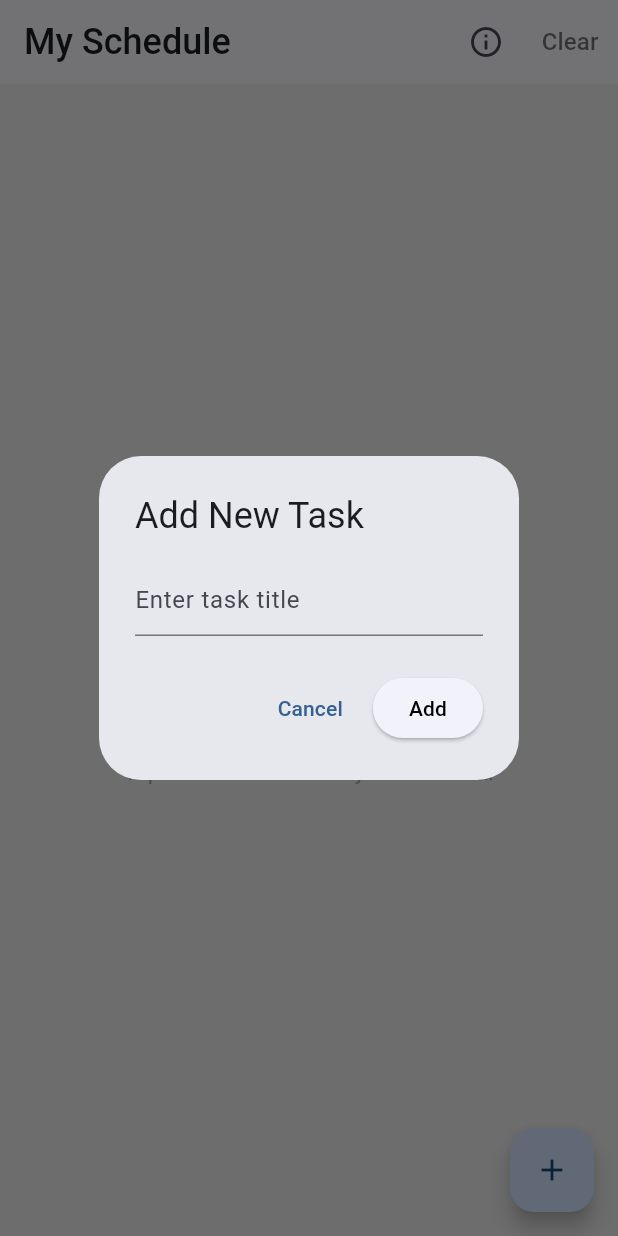
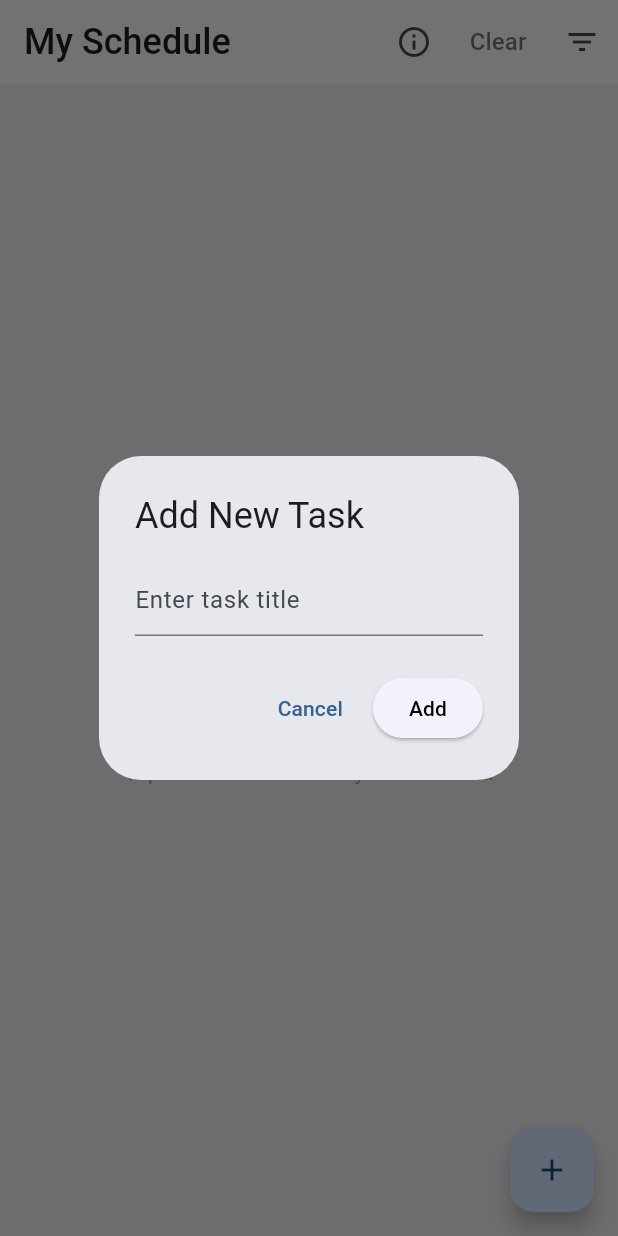
Before and after one commit to ogunkapc/Todoly, a Flutter app: the screen it shows after launch, after a tap on the "add" icon, on a phone screen of 412 x 824 dp. Run offline on Flutter 3.47's test engine with Material 3 defaults, Android fonts, the light colour scheme and no system bars; our stand-ins replace flutter_riverpod, hive, hive_flutter; accounts and stored records are empty.

Commit message:
Add splash screen and implement task filtering and sorting functionality

```diff
--- a/lib/main.dart
+++ b/lib/main.dart
@@ -2,7 +2,7 @@ import 'package:flutter/material.dart';
 import 'package:flutter_riverpod/flutter_riverpod.dart';
 import 'package:hive_flutter/hive_flutter.dart';
 import 'package:todoly/model/task_model.dart';
-import 'package:todoly/screens/home_screen.dart';
+import 'package:todoly/screens/splash_screen.dart';
 
 void main() async {
   WidgetsFlutterBinding.ensureInitialized();
@@ -30,7 +30,7 @@ class Todoly extends StatelessWidget {
         useMaterial3: true,
       ),
       debugShowCheckedModeBanner: false,
-      home: const HomeSreen(),
+      home: const SplashScreen(),
     );
   }
 }
--- /dev/null
+++ b/lib/screens/splash_screen.dart
@@ -0,0 +1,50 @@
+import 'package:flutter/material.dart';
+import 'package:todoly/screens/home_screen.dart';
+
+class SplashScreen extends StatefulWidget {
+  const SplashScreen({super.key});
+
+  @override
+  State<SplashScreen> createState() => _SplashScreenState();
+}
+
+class _SplashScreenState extends State<SplashScreen> {
+  @override
+  void initState() {
+    super.initState();
+    Future.delayed(const Duration(seconds: 2), () {
+      if (!mounted) {
+        return;
+      }
+      Navigator.pushReplacement(
+        context,
+        MaterialPageRoute(
+          builder: (_) => const HomeSreen(),
+        ),
+      );
+    });
+  }
+
+  @override
+  Widget build(BuildContext context) {
+    return Scaffold(
+      backgroundColor: Colors.blue.shade400,
+      body: const Center(
+        child: Column(
+          mainAxisAlignment: MainAxisAlignment.center,
+          children: [
+            Icon(Icons.task_alt, size: 100, color: Colors.white),
+            SizedBox(height: 16),
+            Text(
+              'T O D O L Y',
+              style: TextStyle(
+                fontSize: 40,
+                color: Colors.white,
+              ),
+            ),
+          ],
+        ),
+      ),
+    );
+  }
+}
--- /dev/null
+++ b/lib/utils/constants.dart
@@ -0,0 +1,11 @@
+enum TaskFilter {
+  all,
+  completed,
+  pending,
+}
+
+enum TaskSort {
+  alphabetical,
+  creationTime,
+  completionStatus,
+}
--- /dev/null
+++ b/lib/widgets/add_task_dialog.dart
@@ -0,0 +1,43 @@
+import 'package:flutter/material.dart';
+import 'package:todoly/providers/task_provider.dart';
+
+class AddTaskDialog extends StatelessWidget {
+  AddTaskDialog({
+    super.key,
+    required this.tasksNotifier,
+  });
+
+  final TextEditingController controller = TextEditingController();
+  final TaskNotifier tasksNotifier;
+
+  @override
+  Widget build(BuildContext context) {
+    return AlertDialog(
+      title: const Text('Add New Task'),
+      content: TextField(
+        controller: controller,
+        decoration: const InputDecoration(
+          hintText: 'Enter task title',
+        ),
+      ),
+      actions: [
+        TextButton(
+          onPressed: () => Navigator.pop(context),
+          child: const Text('Cancel'),
+        ),
+        ElevatedButton(
+          style: ElevatedButton.styleFrom(
+            foregroundColor: Colors.black,
+          ),
+          onPressed: () {
+            if (controller.text.isNotEmpty) {
+              tasksNotifier.addTask(controller.text);
+              Navigator.pop(context);
+            }
+          },
+          child: const Text('Add'),
+        ),
+      ],
+    );
+  }
+}
```
Also changed, not shown: lib/providers/task_provider.dart (+54 -10 lines), lib/screens/home_screen.dart (+77 -41 lines).
